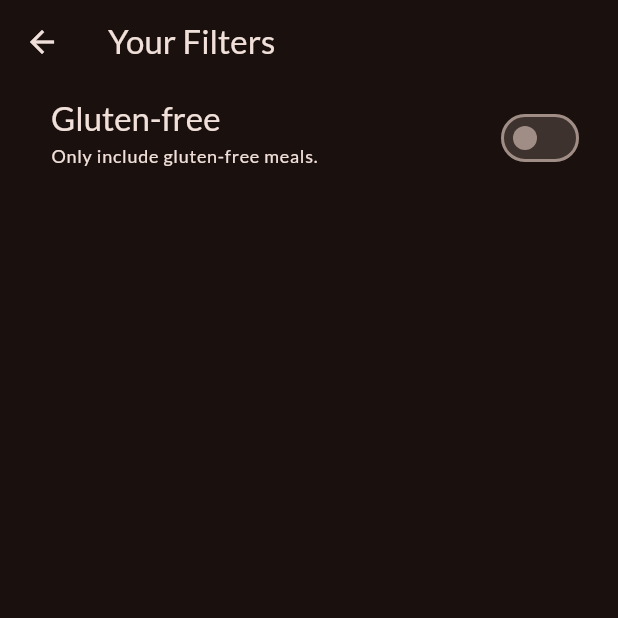
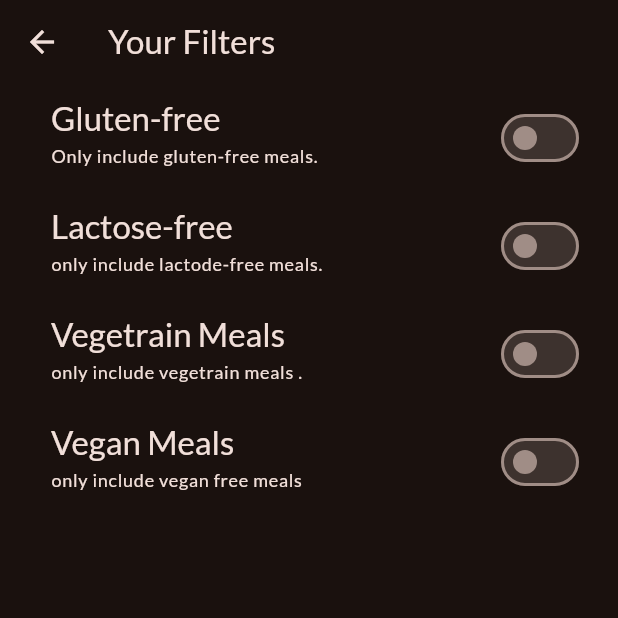
Before and after one commit to Sandipshrestha1/meals_app, a Flutter app: the FiltersScreen screen opened directly, on a phone screen of 412 x 824 dp, the top half of it. Run offline on Flutter 3.47's test engine with Material 3 defaults, Android fonts, the phone set to English and light mode, and no system bars; our stand-ins replace google_fonts, transparent_image.

```diff
--- a/lib/screens/filters.dart
+++ b/lib/screens/filters.dart
@@ -1,5 +1,4 @@
 import 'package:flutter/material.dart';
-
 
 class FiltersScreen extends StatefulWidget {
   const FiltersScreen({super.key});
@@ -10,6 +9,9 @@ class FiltersScreen extends StatefulWidget {
 
 class _FiltersScreenState extends State<FiltersScreen> {
   var _glutenFreeFilterSet = false;
+  var _lactoseFreeFilterSet = false;
+  var _vegetarianFilterSet = false;
+  var _veganFreeFilterSet = false;
 
   @override
   Widget build(BuildContext context) {
@@ -17,18 +19,6 @@ class _FiltersScreenState extends State<FiltersScreen> {
       appBar: AppBar(
         title: const Text("Your Filters"),
       ),
-      // drawer: MainDrawer(
-      //   onSelectScreen: (identifier) {
-      //     Navigator.of(context).pop();
-      //     if (identifier == 'meals') {
-      //       Navigator.of(context).push(
-      //         MaterialPageRoute(
-      //           builder: (ctx) => const TabsScreen(),
-      //         ),
-      //       );
-      //     }
-      //   },
-      // ),
       body: Column(
         children: [
           SwitchListTile(
@@ -54,6 +44,77 @@ class _FiltersScreenState extends State<FiltersScreen> {
             activeColor: Theme.of(context).colorScheme.tertiary,
             contentPadding: const EdgeInsets.only(left: 34, right: 22),
           ),
+          SwitchListTile(
+            value: _lactoseFreeFilterSet,
+            onChanged: (isChecked) {
+              setState(() {
+                _lactoseFreeFilterSet = isChecked;
+              });
+            },
+            title: Text(
+              "Lactose-free",
+              style: Theme.of(context).textTheme.titleLarge!.copyWith(
+                    color: Theme.of(context).colorScheme.onBackground,
+                  ),
+            ),
+            subtitle: Text(
+              "only include lactode-free meals.",
+              style: Theme.of(context).textTheme.labelMedium!.copyWith(
+                    color: Theme.of(context).colorScheme.onBackground,
+                  ),
+            ),
+            activeColor: Theme.of(context).colorScheme.tertiary,
+            contentPadding: const EdgeInsets.only(left: 34, right: 22),
+          ),
+          SwitchListTile(
+            value: _vegetarianFilterSet,
+            onChanged: (isChecked) {
+              setState(() {
+                _vegetarianFilterSet = isChecked;
+              });
+            },
+            title: Text(
+              "Vegetrain Meals",
+              style: Theme.of(context).textTheme.titleLarge!.copyWith(
+                    color: Theme.of(context).colorScheme.onBackground,
+                  ),
+            ),
+            subtitle: Text(
+              "only include vegetrain meals .",
+              style: Theme.of(context)
+                  .textTheme
+                  .labelMedium!
+                  .copyWith(color: Theme.of(context).colorScheme.onBackground),
+            ),
+            activeColor: Theme.of(context).colorScheme.tertiary,
+            contentPadding: const EdgeInsets.only(left: 34, right: 22),
+          ),
+          SwitchListTile(
+            value: _veganFreeFilterSet,
+            onChanged: (isChecked) {
+              setState(() {
+                _veganFreeFilterSet = isChecked;
+              });
+            },
+            title: Text(
+              "Vegan Meals",
+              style: Theme.of(context).textTheme.titleLarge!.copyWith(
+                    color: Theme.of(context).colorScheme.onBackground,
+                  ),
+            ),
+            subtitle: Text(
+              "only include vegan free meals ",
+              style: Theme.of(context)
+                  .textTheme
+                  .labelMedium!
+                  .copyWith(color: Theme.of(context).colorScheme.onBackground),
+            ),
+            activeColor: Theme.of(context).colorScheme.tertiary,
+            contentPadding: const EdgeInsets.only(
+              left: 34,
+              right: 22,
+            ),
+          )
         ],
       ),
     );
```
